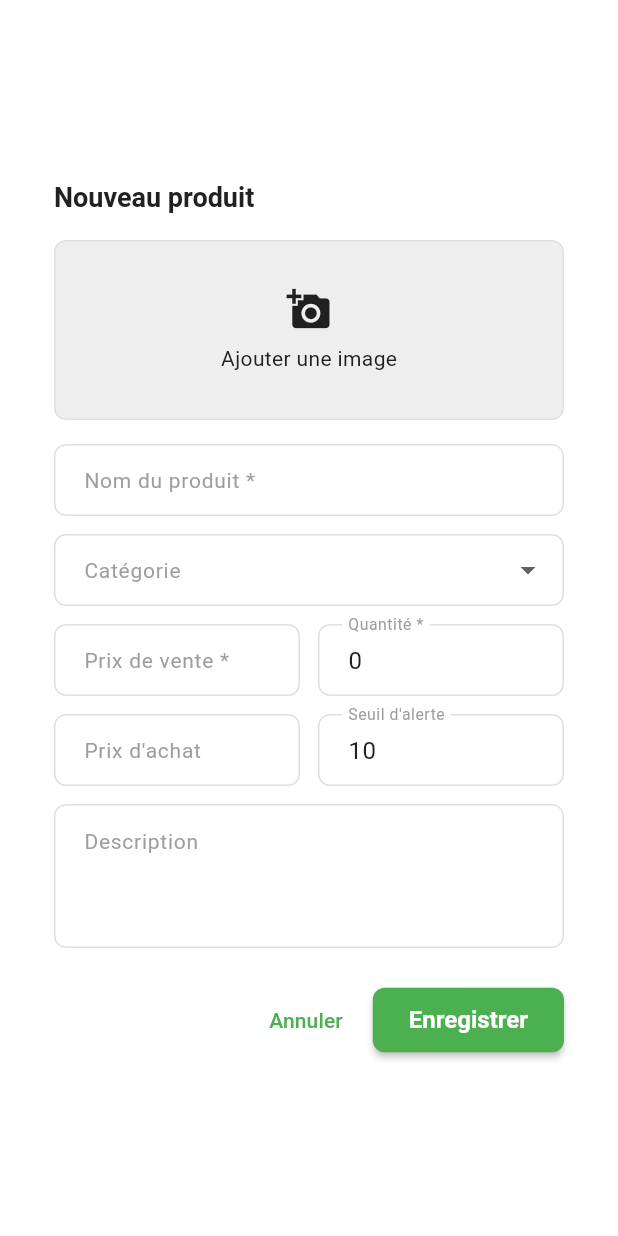
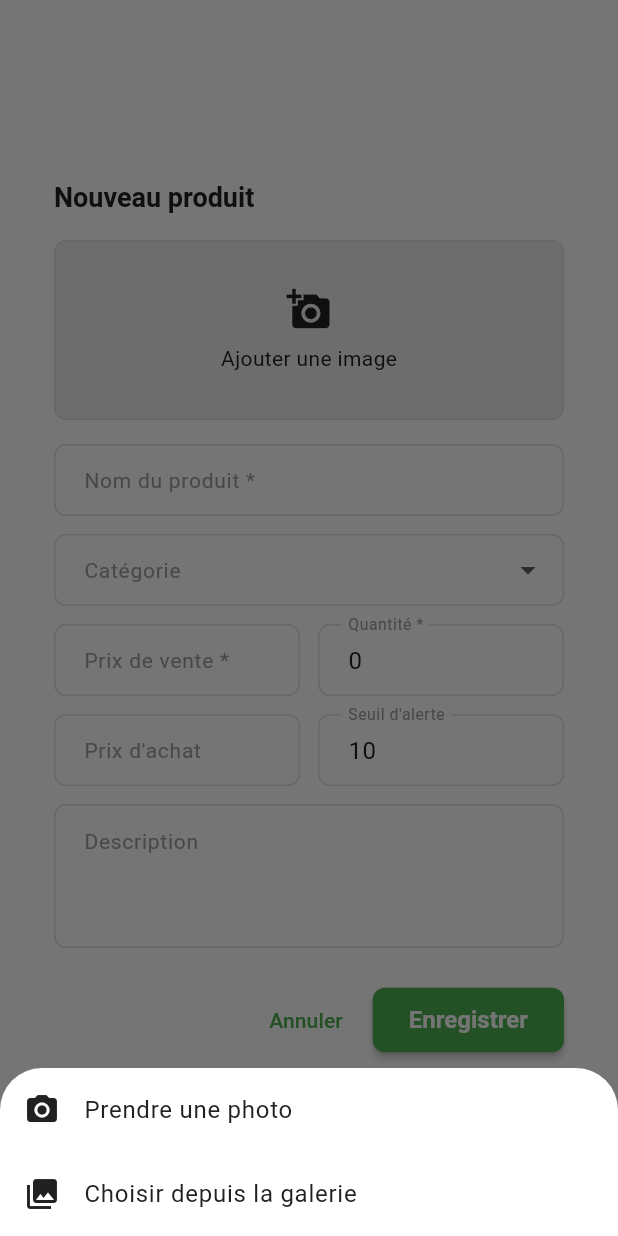
Before and after one commit to chrysellia/stock-manager, a Flutter app: the ProductFormDialog widget shown alone on an empty page, opened directly, after a tap on "Ajouter une image", on a phone screen of 412 x 824 dp. Run offline on Flutter 3.47's test engine with Material 3 defaults, Android fonts, the phone set to English and light mode, and no system bars; our stand-ins replace flutter_svg, form_builder_validators, image_picker, shared_preferences; accounts and stored records are empty; Roboto replaces fonts that are missing (Poppins).

Commit message:
app : fix photo/camera picker

```diff
--- a/app/lib/widgets/product_form_dialog.dart
+++ b/app/lib/widgets/product_form_dialog.dart
@@ -1,5 +1,8 @@
+import 'dart:io';
+
 import 'package:flutter/material.dart';
 import 'package:gestion_stock_epicerie/models/product.dart';
+import 'package:image_picker/image_picker.dart';
 
 class ProductFormDialog extends StatefulWidget {
   final Product? product;
@@ -95,7 +98,8 @@ class _ProductFormDialogState extends State<ProductFormDialog> {
                       borderRadius: BorderRadius.circular(8),
                       border: Border.all(color: Colors.grey[300]!),
                     ),
-                    child: const Column(
+                    child: _selectedImage == null
+                        ? const Column(
                             mainAxisAlignment: MainAxisAlignment.center,
                             children: [
                               Icon(Icons.add_a_photo, size: 30),
@@ -104,6 +108,36 @@ class _ProductFormDialogState extends State<ProductFormDialog> {
                                 child: Text(
                                   'Ajouter une image',
                                   overflow: TextOverflow.ellipsis,
+                                ),
+                              ),
+                            ],
+                          )
+                        : Stack(
+                            fit: StackFit.expand,
+                            children: [
+                              ClipRRect(
+                                borderRadius: BorderRadius.circular(8),
+                                child: Image.file(
+                                  _selectedImage!,
+                                  fit: BoxFit.cover,
+                                ),
+                              ),
+                              Container(
+                                alignment: Alignment.topRight,
+                                padding: const EdgeInsets.all(4),
+                                child: Container(
+                                  decoration: const BoxDecoration(
+                                    color: Colors.black54,
+                                    shape: BoxShape.circle,
+                                  ),
+                                  child: IconButton(
+                                    icon: const Icon(Icons.close, color: Colors.white, size: 20),
+                                    onPressed: () {
+                                      setState(() {
+                                        _selectedImage = null;
+                                      });
+                                    },
+                                  ),
                                 ),
                               ),
                             ],
@@ -281,9 +315,49 @@ class _ProductFormDialogState extends State<ProductFormDialog> {
     );
   }
 
+  File? _selectedImage;
+  final ImagePicker _picker = ImagePicker();
+
   Future<void> _pickImage() async {
-    // TODO: Implémenter la sélection d'image
-    // Pour l'instant, on ne fait rien
+    final result = await showModalBottomSheet<ImageSource>(
+      context: context,
+      builder: (BuildContext context) {
+        return SafeArea(
+          child: Column(
+            mainAxisSize: MainAxisSize.min,
+            children: <Widget>[
+              ListTile(
+                leading: const Icon(Icons.photo_camera),
+                title: const Text('Prendre une photo'),
+                onTap: () => Navigator.of(context).pop(ImageSource.camera),
+              ),
+              ListTile(
+                leading: const Icon(Icons.photo_library),
+                title: const Text('Choisir depuis la galerie'),
+                onTap: () => Navigator.of(context).pop(ImageSource.gallery),
+              ),
+            ],
+          ),
+        );
+      },
+    );
+
+    if (result != null) {
+      try {
+        final XFile? image = await _picker.pickImage(source: result);
+        if (image != null) {
+          setState(() {
+            _selectedImage = File(image.path);
+          });
+        }
+      } catch (e) {
+        if (!context.mounted) return;
+        ScaffoldMessenger.of(context).showSnackBar(
+          const SnackBar(
+              content: Text('Erreur lors de la sélection de l\'image')),
+        );
+      }
+    }
   }
 
   void _saveProduct() {
```
Lines whose indentation alone changed are shown as unchanged.
